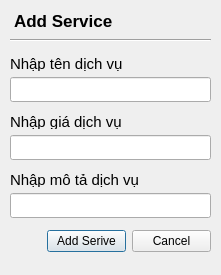
The window that Pbl2/AddService.ui (TrisMinh/PBL2) describes before a commit, drawn with Qt 5.
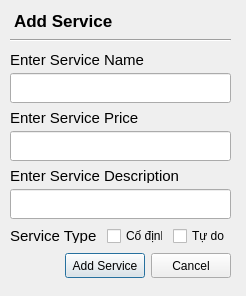
The same window after the commit.

```diff
--- a/Pbl2/AddService.ui
+++ b/Pbl2/AddService.ui
@@ -6,8 +6,8 @@
    <rect>
     <x>0</x>
     <y>0</y>
-    <width>221</width>
-    <height>275</height>
+    <width>246</width>
+    <height>296</height>
    </rect>
   </property>
   <property name="windowTitle">
@@ -18,7 +18,7 @@
     <rect>
      <x>10</x>
      <y>30</y>
-     <width>201</width>
+     <width>221</width>
      <height>20</height>
     </rect>
    </property>
@@ -45,13 +45,13 @@
     <string> Add Service</string>
    </property>
   </widget>
-  <widget class="QWidget" name="">
+  <widget class="QWidget" name="layoutWidget">
    <property name="geometry">
     <rect>
      <x>10</x>
-     <y>50</y>
-     <width>201</width>
-     <height>211</height>
+     <y>51</y>
+     <width>221</width>
+     <height>231</height>
     </rect>
    </property>
    <layout class="QVBoxLayout" name="verticalLayout_4">
@@ -71,7 +71,7 @@
          </font>
         </property>
         <property name="text">
-         <string>Nhập tên dịch vụ</string>
+         <string>Enter Service Name</string>
         </property>
        </widget>
       </item>
@@ -80,7 +80,7 @@
         <property name="minimumSize">
          <size>
           <width>0</width>
-          <height>25</height>
+          <height>30</height>
          </size>
         </property>
         <property name="placeholderText">
@@ -106,7 +106,7 @@
          </font>
         </property>
         <property name="text">
-         <string>Nhập giá dịch vụ</string>
+         <string>Enter Service Price</string>
         </property>
        </widget>
       </item>
@@ -115,7 +115,7 @@
         <property name="minimumSize">
          <size>
           <width>0</width>
-          <height>25</height>
+          <height>30</height>
          </size>
         </property>
         <property name="placeholderText">
@@ -141,7 +141,7 @@
          </font>
         </property>
         <property name="text">
-         <string>Nhập mô tả dịch vụ</string>
+         <string>Enter Service Description</string>
         </property>
        </widget>
       </item>
@@ -150,7 +150,7 @@
         <property name="minimumSize">
          <size>
           <width>0</width>
-          <height>25</height>
+          <height>30</height>
          </size>
         </property>
         <property name="placeholderText">
@@ -160,6 +160,61 @@
       </item>
      </layout>
     </item>
+    <item>
+     <layout class="QHBoxLayout" name="horizontalLayout_4">
+      <property name="spacing">
+       <number>10</number>
+      </property>
+      <item>
+       <widget class="QLabel" name="label_5">
+        <property name="maximumSize">
+         <size>
+          <width>16777215</width>
+          <height>15</height>
+         </size>
+        </property>
+        <property name="font">
+         <font>
+          <pointsize>11</pointsize>
+         </font>
+        </property>
+        <property name="text">
+         <string>Service Type</string>
+        </property>
+       </widget>
+      </item>
+      <item>
+       <layout class="QHBoxLayout" name="horizontalLayout_3">
+        <item>
+         <widget class="QCheckBox" name="checkBox">
+          <property name="minimumSize">
+           <size>
+            <width>55</width>
+            <height>0</height>
+           </size>
+          </property>
+          <property name="text">
+           <string>Cố định</string>
+          </property>
+          <property name="autoExclusive">
+           <bool>true</bool>
+          </property>
+         </widget>
+        </item>
+        <item>
+         <widget class="QCheckBox" name="checkBox_2">
+          <property name="text">
+           <string>Tự do</string>
+          </property>
+          <property name="autoExclusive">
+           <bool>true</bool>
+          </property>
+         </widget>
+        </item>
+       </layout>
+      </item>
+     </layout>
+    </item>
     <item>
      <layout class="QHBoxLayout" name="horizontalLayout_2">
       <item>
@@ -182,7 +237,7 @@
           <property name="minimumSize">
            <size>
             <width>55</width>
-            <height>18</height>
+            <height>25</height>
            </size>
           </property>
           <property name="styleSheet">
@@ -196,10 +251,10 @@
 }</string>
           </property>
           <property name="text">
-           <string>Add Serive</string>
+           <string>Add Service</string>
           </property>
           <property name="checkable">
-           <bool>true</bool>
+           <bool>false</bool>
           </property>
          </widget>
         </item>
@@ -208,7 +263,7 @@
           <property name="minimumSize">
            <size>
             <width>18</width>
-            <height>18</height>
+            <height>25</height>
            </size>
           </property>
           <property name="styleSheet">
```
Left out of the diff: 21 changed lines with no effect on the pictures.
